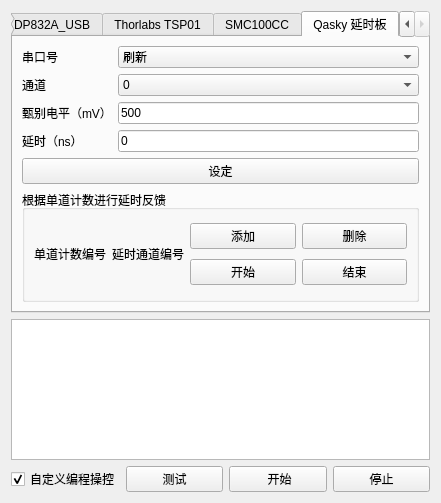
Above: ui/externalapplicationswidget.ui from WhiteChimney/TDC-counter before the change. Below: the same form after it.
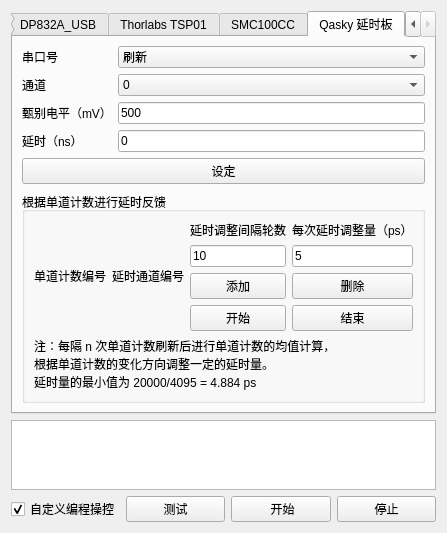
That is the form after the change.

Commit message: 修改延时反馈部分代码

The edit to the form file:
```diff
--- a/ui/externalapplicationswidget.ui
+++ b/ui/externalapplicationswidget.ui
@@ -688,7 +688,28 @@
           <string>根据单道计数进行延时反馈</string>
          </property>
          <layout class="QGridLayout" name="gridLayout_3">
-          <item row="0" column="0" rowspan="2">
+          <item row="0" column="2">
+           <widget class="QLabel" name="label_26">
+            <property name="text">
+             <string>每次延时调整量（ps）</string>
+            </property>
+           </widget>
+          </item>
+          <item row="0" column="1">
+           <widget class="QLabel" name="label_25">
+            <property name="text">
+             <string>延时调整间隔轮数</string>
+            </property>
+           </widget>
+          </item>
+          <item row="2" column="1">
+           <widget class="QPushButton" name="buttonDelayFeedbackAdd">
+            <property name="text">
+             <string>添加</string>
+            </property>
+           </widget>
+          </item>
+          <item row="0" column="0" rowspan="4">
            <layout class="QGridLayout" name="layoutDelayFeedback">
             <item row="0" column="0">
              <widget class="QLabel" name="label_23">
@@ -706,21 +727,7 @@
             </item>
            </layout>
           </item>
-          <item row="0" column="1">
-           <widget class="QPushButton" name="buttonDelayFeedbackAdd">
-            <property name="text">
-             <string>添加</string>
-            </property>
-           </widget>
-          </item>
-          <item row="0" column="2">
-           <widget class="QPushButton" name="buttonDelayFeedbackRemove">
-            <property name="text">
-             <string>删除</string>
-            </property>
-           </widget>
-          </item>
-          <item row="1" column="1">
+          <item row="3" column="1">
            <widget class="QPushButton" name="buttonDelayFeedbackStart">
             <property name="text">
              <string>开始</string>
@@ -728,12 +735,42 @@
            </widget>
           </item>
           <item row="1" column="2">
+           <widget class="QLineEdit" name="textDelayAdj">
+            <property name="text">
+             <string>5</string>
+            </property>
+           </widget>
+          </item>
+          <item row="1" column="1">
+           <widget class="QLineEdit" name="textAverageRounds">
+            <property name="text">
+             <string>10</string>
+            </property>
+           </widget>
+          </item>
+          <item row="2" column="2">
+           <widget class="QPushButton" name="buttonDelayFeedbackRemove">
+            <property name="text">
+             <string>删除</string>
+            </property>
+           </widget>
+          </item>
+          <item row="3" column="2">
            <widget class="QPushButton" name="buttonDelayFeedbackStop">
             <property name="text">
              <string>结束</string>
             </property>
            </widget>
           </item>
+          <item row="4" column="0" colspan="3">
+           <widget class="QLabel" name="label_27">
+            <property name="text">
+             <string>注：每隔 n 次单道计数刷新后进行单道计数的均值计算，
+根据单道计数的变化方向调整一定的延时量。 
+延时量的最小值为 20000/4095 = 4.884 ps</string>
+            </property>
+           </widget>
+          </item>
          </layout>
         </widget>
        </item>
```
Left out of the diff: 14 changed lines with no effect on the pictures. The commit also changes 2 other files.
